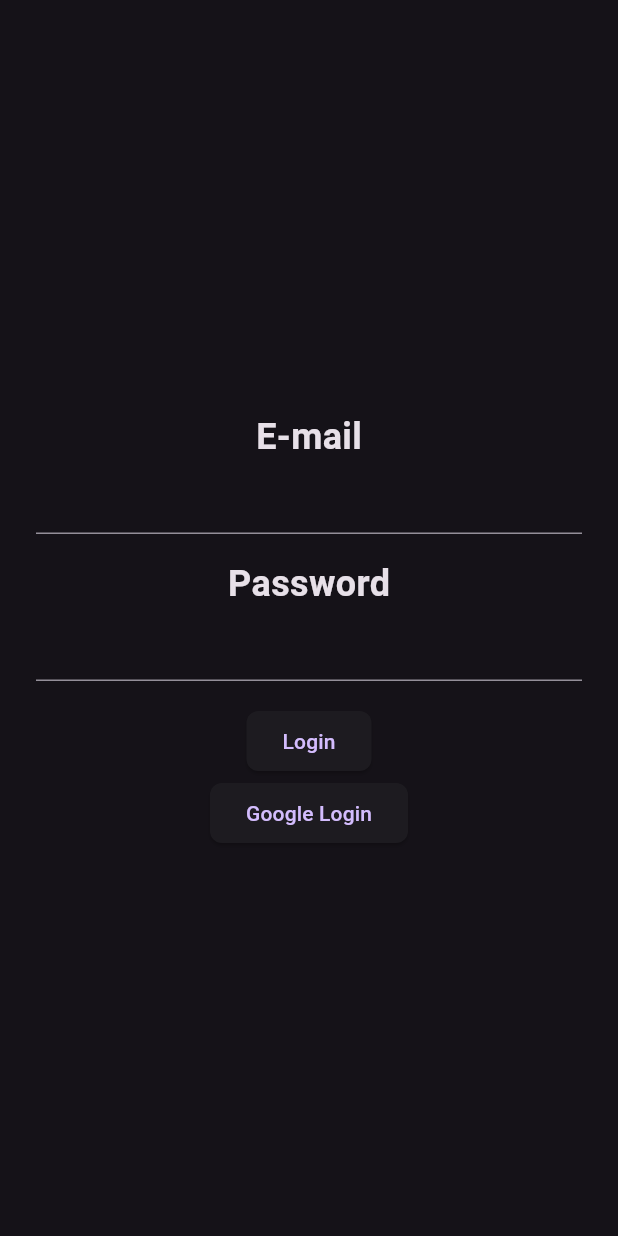
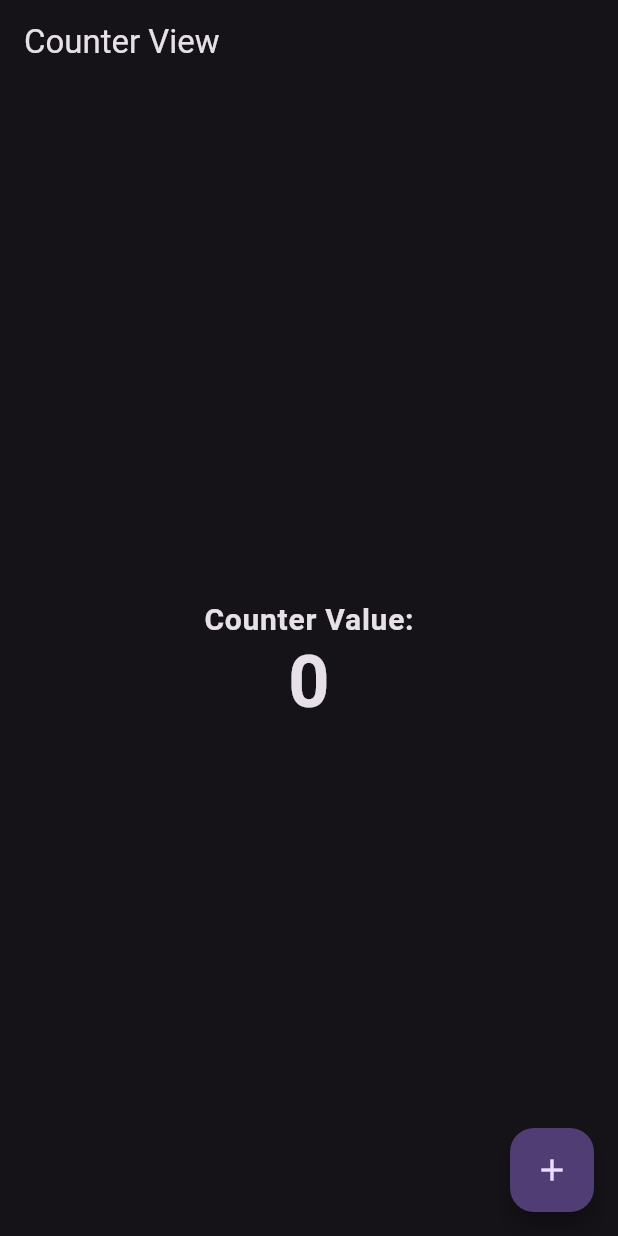
Before and after one commit to trassos/checklist_states, a Flutter app: the screen it shows after launch, on a phone screen of 412 x 824 dp. Run offline on Flutter 3.47's test engine with Material 2 defaults, Android fonts, the light colour scheme and no system bars; our stand-ins replace firebase_auth, firebase_core, flutter_mobx, google_sign_in, mobx; accounts and stored records are empty.

Commit message:
Acrescenta Counter gerido por MobX

```diff
--- /dev/null
+++ b/lib/counter/view/counter_view.dart
@@ -0,0 +1,45 @@
+import 'package:flutter/material.dart';
+import 'package:tasks_basic/counter/view_model/counter_controller.dart';
+import 'package:flutter_mobx/flutter_mobx.dart';
+
+class CounterView extends StatefulWidget {
+  const CounterView({super.key});
+
+  @override
+  State<CounterView> createState() => _CounterViewState();
+}
+
+class _CounterViewState extends State<CounterView> {
+  final counterController = CounterController();
+
+  @override
+  Widget build(BuildContext context) {
+    return Scaffold(
+      appBar: AppBar(
+        title: const Text('Counter View'),
+      ),
+      body: Center(
+        child: Column(
+          mainAxisAlignment: MainAxisAlignment.center,
+          children: [
+            Text(
+              'Counter Value:',
+              style: Theme.of(context).textTheme.bodyLarge,
+            ),
+            Observer(builder: (_) {
+              return Text(
+                '${counterController.counter.value}',
+                style: Theme.of(context).textTheme.displayLarge,
+              );
+            }),
+          ],
+        ),
+      ),
+      floatingActionButton: FloatingActionButton(
+        onPressed: () => counterController.increment(),
+        tooltip: 'Increment',
+        child: const Icon(Icons.add),
+      ),
+    );
+  }
+}
--- /dev/null
+++ b/lib/counter/view_model/counter_controller.dart
@@ -0,0 +1,24 @@
+// No projeto MobX as ações mudam os observáveis,
+// e os observáveis notificam reações
+// e mudam a interface do usuário.
+
+import 'package:mobx/mobx.dart';
+
+class CounterController {
+  //Observáveis
+  var counter = Observable(0);
+  //Ações
+  late Action increment;
+  //Reações
+  _increment() {
+    counter.value++;
+  }
+
+  CounterController() {
+    increment = Action(_increment);
+
+    autorun((_) {
+      print(counter.value);
+    });
+  }
+}
--- a/lib/main.dart
+++ b/lib/main.dart
@@ -1,5 +1,6 @@
 import 'package:firebase_core/firebase_core.dart';
 import 'package:tasks_basic/checklist/view/checklist_view.dart';
+import 'package:tasks_basic/counter/view/counter_view.dart';
 import 'firebase_options.dart';
 import 'package:flutter/material.dart';
 import 'package:tasks_basic/login/view/login_view.dart';
@@ -22,8 +23,9 @@ class TaskBasic extends StatelessWidget {
       theme: customTheme,
       debugShowCheckedModeBanner: false,
       routes: {
-        '/': (context) => const LoginView(),
+        '/login': (context) => const LoginView(),
         '/checklist': (context) => ChecklistView(),
+        '/': (context) => const CounterView(),
       },
     );
   }
--- a/pubspec.yaml
+++ b/pubspec.yaml
@@ -41,6 +41,9 @@ dependencies:
   logger: ^1.1.0
   shared_preferences: ^2.0.17
   http: ^1.1.0
+  mobx: ^2.2.0
+  flutter_mobx: ^2.0.6+5
+
 
 dev_dependencies:
   flutter_test:
```
Also changed, not shown: pubspec.lock.
